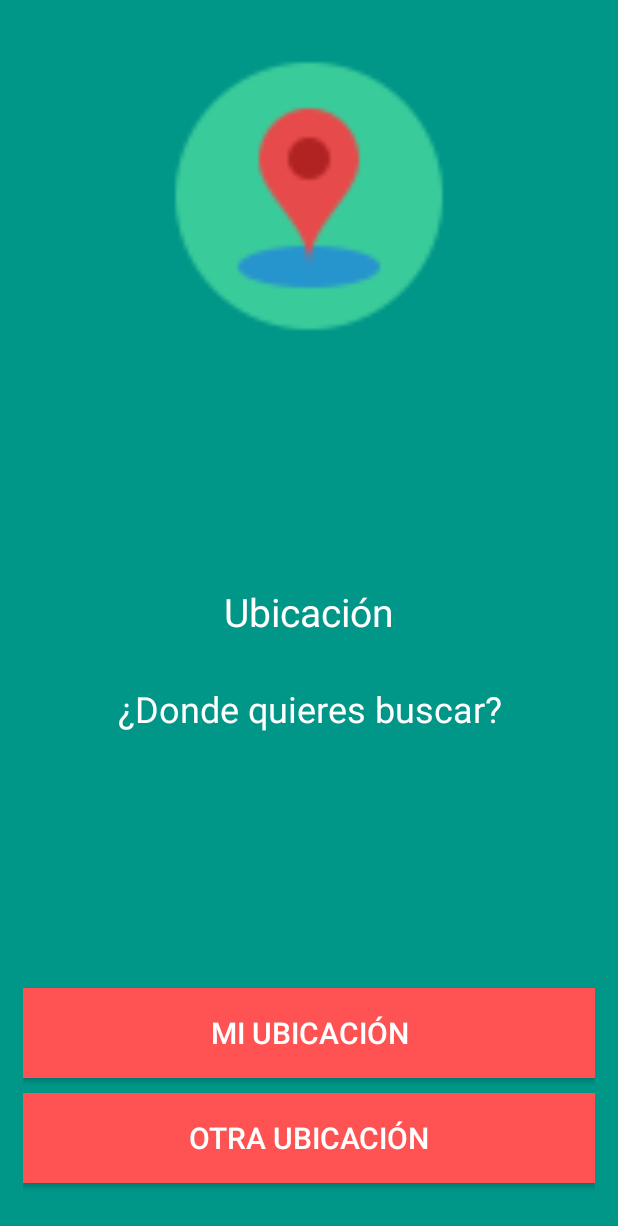
After one commit to elsypinzonv/hungrr, an Android app: the LocationActivity screen opened directly, with no data from a screen before it, on a phone screen of 412 x 824 dp. The commit adds this screen. Shown: the top 1226 px of the screen. Run offline under Robolectric (Android 15) with nearby library versions, the phone set to English and light mode, and no system bars.

Commit message:
pantalla de ubicación

```diff
--- a/app/src/main/AndroidManifest.xml
+++ b/app/src/main/AndroidManifest.xml
@@ -51,7 +51,11 @@
         <activity
             android:name=".base_preferences.BudgetActivity"
             android:label="@string/title_activity_budget"
-            android:theme="@style/BudgetTheme"></activity>
+            android:theme="@style/BudgetTheme" />
+        <activity
+            android:name=".base_preferences.LocationActivity"
+            android:label="@string/title_activity_location"
+            android:theme="@style/AppTheme.NoActionBar"></activity>
     </application>
 
 </manifest>
--- /dev/null
+++ b/app/src/main/java/com/snotsoft/hungrr/base_preferences/LocationActivity.java
@@ -0,0 +1,21 @@
+package com.snotsoft.hungrr.base_preferences;
+
+import android.os.Bundle;
+import android.support.design.widget.FloatingActionButton;
+import android.support.design.widget.Snackbar;
+import android.support.v7.app.AppCompatActivity;
+import android.support.v7.widget.Toolbar;
+import android.view.View;
+
+import com.snotsoft.hungrr.R;
+
+public class LocationActivity extends AppCompatActivity {
+
+    @Override
+    protected void onCreate(Bundle savedInstanceState) {
+        super.onCreate(savedInstanceState);
+        setContentView(R.layout.activity_location);
+
+    }
+
+}
--- a/app/src/main/java/com/snotsoft/hungrr/login/LoginActivity.java
+++ b/app/src/main/java/com/snotsoft/hungrr/login/LoginActivity.java
@@ -14,6 +14,7 @@ import android.widget.Button;
 import com.snotsoft.hungrr.R;
 import com.snotsoft.hungrr.base_preferences.BudgetActivity;
 import com.snotsoft.hungrr.base_preferences.HugryLevelActivity;
+import com.snotsoft.hungrr.base_preferences.LocationActivity;
 import com.snotsoft.hungrr.restaurants.RestaurantsActivity;
 
 public class LoginActivity extends AppCompatActivity implements LoginContract.View {
@@ -46,7 +47,7 @@ public class LoginActivity extends AppCompatActivity implements LoginContract.Vi
                         usernameWrapper.getEditText().getText().toString().trim(),
                         passwordWrapper.getEditText().getText().toString().trim()
                 );
-                sendTo(BudgetActivity.class);
+                sendTo(LocationActivity.class);
             }
         });
         toolbar.setNavigationOnClickListener(new View.OnClickListener() {
--- a/app/src/main/res/layout/activity_budget.xml
+++ b/app/src/main/res/layout/activity_budget.xml
@@ -1,6 +1,5 @@
 <?xml version="1.0" encoding="utf-8"?>
 <RelativeLayout xmlns:android="http://schemas.android.com/apk/res/android"
-    xmlns:app="http://schemas.android.com/apk/res-auto"
     xmlns:tools="http://schemas.android.com/tools"
     android:layout_width="match_parent"
     android:layout_height="match_parent"
--- /dev/null
+++ b/app/src/main/res/layout/activity_location.xml
@@ -0,0 +1,77 @@
+<?xml version="1.0" encoding="utf-8"?>
+<RelativeLayout xmlns:android="http://schemas.android.com/apk/res/android"
+    xmlns:app="http://schemas.android.com/apk/res-auto"
+    xmlns:tools="http://schemas.android.com/tools"
+    android:layout_width="match_parent"
+    android:layout_height="match_parent"
+    android:fitsSystemWindows="true"
+    android:background="@color/colorTeal"
+    android:padding="15dp"
+    tools:context="com.snotsoft.hungrr.base_preferences.LocationActivity">
+
+    <ImageView
+        android:id="@+id/mark"
+        android:layout_marginTop="15dp"
+        android:layout_width="200dp"
+        android:layout_height="200dp"
+        android:layout_centerHorizontal="true"
+        android:src="@mipmap/ic_location_green"/>
+
+
+    <LinearLayout
+        android:id="@+id/description"
+        android:layout_width="match_parent"
+        android:layout_height="wrap_content"
+        android:orientation="vertical"
+        android:layout_below="@+id/mark"
+        android:layout_above="@+id/my_location"
+        android:gravity="center"
+        android:layout_marginBottom="10dp">
+
+        <TextView
+            android:layout_width="wrap_content"
+            android:layout_height="wrap_content"
+            android:text="@string/lbl_location"
+            android:textColor="@android:color/white"
+            android:layout_margin="15dp"
+            android:textSize="26dp"/>
+
+        <TextView
+            android:layout_width="wrap_content"
+            android:layout_height="wrap_content"
+            android:text="@string/lbl_location_description"
+            android:textColor="@android:color/white"
+            android:layout_margin="15dp"
+            android:textSize="24dp"
+            android:gravity="center"/>
+
+    </LinearLayout>
+
+
+    <Button
+        android:id="@+id/my_location"
+        android:layout_width="match_parent"
+        android:layout_height="60dp"
+        android:background="@color/colorRed"
+        android:layout_marginBottom="10dp"
+        android:text="@string/lbl_btn_location"
+        android:textColor="@android:color/white"
+        android:layout_above="@+id/other_location"
+        android:textSize="20dp"
+        />
+
+    <Button
+        android:id="@+id/other_location"
+        android:layout_width="match_parent"
+        android:layout_height="60dp"
+        android:background="@color/colorRed"
+        android:layout_marginBottom="20dp"
+        android:layout_alignParentBottom="true"
+        android:text="@string/lbl_btn_other_location"
+        android:textColor="@android:color/white"
+        android:textSize="20dp"
+        />
+
+
+
+</RelativeLayout>
--- a/app/src/main/res/values/strings.xml
+++ b/app/src/main/res/values/strings.xml
@@ -64,4 +64,11 @@
     <string name="lbl_btn_search_options">Buscar opciones</string>
     <string name="lbl_min_budget">MX$100</string>
     <string name="lbl_max_budget">MX$1030</string>
+    <string name="title_activity_location">LocationActivity</string>
+
+    <!-- Location Activity-->
+    <string name="lbl_location">Ubicación</string>
+    <string name="lbl_location_description">¿Donde quieres buscar?</string>
+    <string name="lbl_btn_location">Mi ubicación</string>
+    <string name="lbl_btn_other_location">Otra ubicación</string>
 </resources>
```
Also changed, not shown: app/src/main/ic_location_green-web.png (added), app/src/main/ic_location_yellon-web.png (added), app/src/main/res/mipmap-hdpi/ic_location_green.png (added), app/src/main/res/mipmap-hdpi/ic_location_yellon.png (added), app/src/main/res/mipmap-mdpi/ic_location_green.png (added), app/src/main/res/mipmap-mdpi/ic_location_yellon.png (added), app/src/main/res/mipmap-xhdpi/ic_location_green.png (added), app/src/main/res/mipmap-xhdpi/ic_location_yellon.png (added), app/src/main/res/mipmap-xxhdpi/ic_location_green.png (added), app/src/main/res/mipmap-xxhdpi/ic_location_yellon.png (added), app/src/main/res/mipmap-xxxhdpi/ic_location_green.png (added), app/src/main/res/mipmap-xxxhdpi/ic_location_yellon.png (added).
